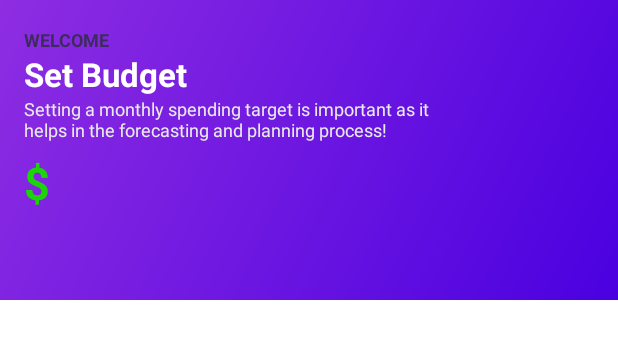
After one commit to veegishx/SmartyBucket, an Android app: the layout activity_set_budget.xml on its own in the app's theme, with its tools: preview values and no code run, on a phone screen of 412 x 824 dp. The commit adds this screen. Shown: the top 339 px of the screen. Run offline under Robolectric (Android 15) with nearby library versions, the phone set to English and light mode, and no system bars.

Commit message:
Implemented prompt to set user budget

```diff
--- /dev/null
+++ b/app/src/main/res/drawable/gradient_prompt.xml
@@ -0,0 +1,10 @@
+<shape xmlns:android="http://schemas.android.com/apk/res/android"
+    android:shape="rectangle">
+    <gradient
+        android:angle="135"
+        android:startColor="@color/colorGradientStart"
+        android:endColor="@color/colorGradienEnd"
+        android:type="linear" />
+
+    <corners android:radius="0dp" />
+</shape>
--- /dev/null
+++ b/app/src/main/res/layout/activity_set_budget.xml
@@ -0,0 +1,74 @@
+<?xml version="1.0" encoding="utf-8"?>
+<androidx.constraintlayout.widget.ConstraintLayout xmlns:android="http://schemas.android.com/apk/res/android"
+    xmlns:app="http://schemas.android.com/apk/res-auto"
+    xmlns:tools="http://schemas.android.com/tools"
+    android:layout_width="match_parent"
+    android:layout_height="200dp"
+    android:background="@drawable/gradient_prompt"
+    tools:context=".SetBudget">
+
+    <EditText
+        android:id="@+id/userBudgetInput"
+        android:layout_width="243dp"
+        android:layout_height="41dp"
+        android:layout_marginStart="4dp"
+        android:layout_marginBottom="100dp"
+        android:hint="Enter Monthly Budget"
+        android:inputType="text"
+        android:textColor="#FFFFFF"
+        android:textColorHint="#3D2C5A"
+        app:layout_constraintBottom_toBottomOf="parent"
+        app:layout_constraintStart_toEndOf="@+id/textView26"
+        app:layout_constraintTop_toBottomOf="@+id/textView27"
+        app:layout_constraintVertical_bias="0.0" />
+
+    <TextView
+        android:id="@+id/dialogTitle"
+        android:layout_width="wrap_content"
+        android:layout_height="wrap_content"
+        android:layout_marginStart="16dp"
+        android:text="Set Budget"
+        android:textAppearance="?android:attr/textAppearanceLarge"
+        android:textColor="#FFFFFF"
+        android:textStyle="bold"
+        app:layout_constraintBottom_toTopOf="@+id/textView27"
+        app:layout_constraintStart_toStartOf="parent" />
+
+    <TextView
+        android:id="@+id/textView24"
+        android:layout_width="wrap_content"
+        android:layout_height="wrap_content"
+        android:layout_marginStart="16dp"
+        android:text="Welcome "
+        android:textAllCaps="true"
+        android:textColor="#3D2C5A"
+        android:textSize="12sp"
+        android:textStyle="bold"
+        app:layout_constraintBottom_toTopOf="@+id/dialogTitle"
+        app:layout_constraintStart_toStartOf="parent" />
+
+    <TextView
+        android:id="@+id/textView26"
+        android:layout_width="wrap_content"
+        android:layout_height="wrap_content"
+        android:layout_marginStart="16dp"
+        android:text="$"
+        android:textColor="#1CD508"
+        android:textSize="30sp"
+        android:textStyle="bold"
+        app:layout_constraintStart_toStartOf="parent"
+        app:layout_constraintTop_toBottomOf="@+id/textView27" />
+
+    <TextView
+        android:id="@+id/textView27"
+        android:layout_width="292dp"
+        android:layout_height="37dp"
+        android:layout_marginStart="16dp"
+        android:layout_marginTop="64dp"
+        android:text="@string/set_budget_desc"
+        android:textColor="#E9E9E9"
+        android:textSize="12sp"
+        app:layout_constraintStart_toStartOf="parent"
+        app:layout_constraintTop_toTopOf="parent" />
+
+</androidx.constraintlayout.widget.ConstraintLayout>
--- a/app/src/main/res/values/colors.xml
+++ b/app/src/main/res/values/colors.xml
@@ -4,4 +4,6 @@
     <color name="colorPrimaryDark">#192a56</color>
     <color name="colorAccent">#0097E6</color>
     <color name="white">#FFFFFF</color>
+    <color name="colorGradientStart">#4A00E0</color>
+    <color name="colorGradienEnd">#8E2DE2</color>
 </resources>
--- a/app/src/main/res/values/strings.xml
+++ b/app/src/main/res/values/strings.xml
@@ -59,5 +59,6 @@
         <item>Salad</item>
         <item>Seasoning</item>
     </string-array>
+    <string name="set_budget_desc">Setting a monthly spending target is important as it helps in the forecasting and planning process!</string>
 
 </resources>
--- a/build.gradle
+++ b/build.gradle
@@ -8,7 +8,7 @@ buildscript {
 
     }
     dependencies {
-        classpath 'com.android.tools.build:gradle:3.5.1'
+        classpath 'com.android.tools.build:gradle:3.5.2'
         classpath 'com.google.gms:google-services:4.3.3'
         // NOTE: Do not place your application dependencies here; they belong
         // in the individual module build.gradle files
```
Also changed, not shown: app/build.gradle (+2 -5 lines), app/src/main/AndroidManifest.xml (+13 -12 lines), app/src/main/java/com/saphyrelabs/smartybucket/MainActivity.java (+20 -1 lines), app/src/main/java/com/saphyrelabs/smartybucket/SetBudget.java (added, +56 -0 lines).
